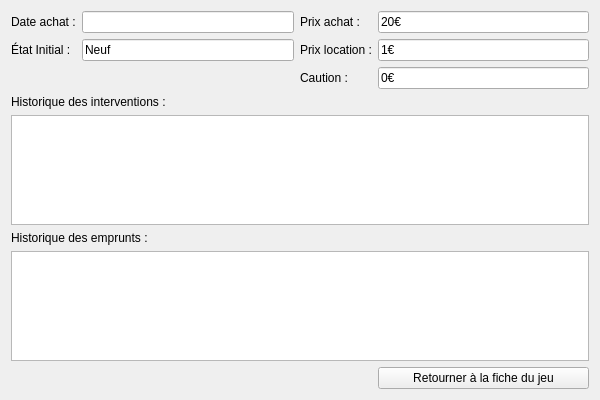
Old version of the form f_detailsjeux.ui in the repository nivhg/ludopen.
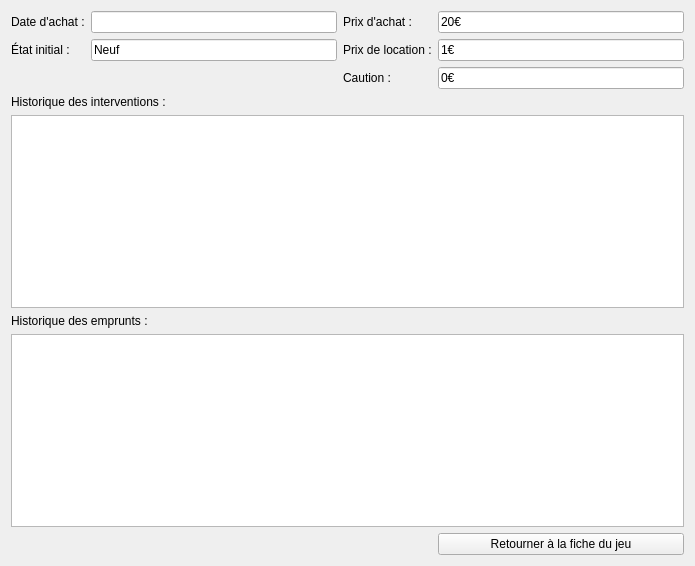
New version of the form.

```diff
--- a/f_detailsjeux.ui
+++ b/f_detailsjeux.ui
@@ -6,8 +6,8 @@
    <rect>
     <x>0</x>
     <y>0</y>
-    <width>600</width>
-    <height>400</height>
+    <width>695</width>
+    <height>566</height>
    </rect>
   </property>
   <property name="minimumSize">
@@ -31,7 +31,7 @@
      <item row="0" column="0">
       <widget class="QLabel" name="Lb_DateAchat">
        <property name="text">
-        <string>Date achat :</string>
+        <string>Date d'achat :</string>
        </property>
       </widget>
      </item>
@@ -41,7 +41,7 @@
      <item row="0" column="2">
       <widget class="QLabel" name="Lb_PrixAchat">
        <property name="text">
-        <string>Prix achat :</string>
+        <string>Prix d'achat :</string>
        </property>
       </widget>
      </item>
@@ -55,7 +55,7 @@
      <item row="1" column="0">
       <widget class="QLabel" name="Lb_Etat">
        <property name="text">
-        <string>État Initial :</string>
+        <string>État initial :</string>
        </property>
       </widget>
      </item>
@@ -69,7 +69,7 @@
      <item row="1" column="2">
       <widget class="QLabel" name="Lb_Location">
        <property name="text">
-        <string>Prix location :</string>
+        <string>Prix de location :</string>
        </property>
       </widget>
      </item>
```
Left out of the diff: 2 changed lines with no effect on the pictures.
